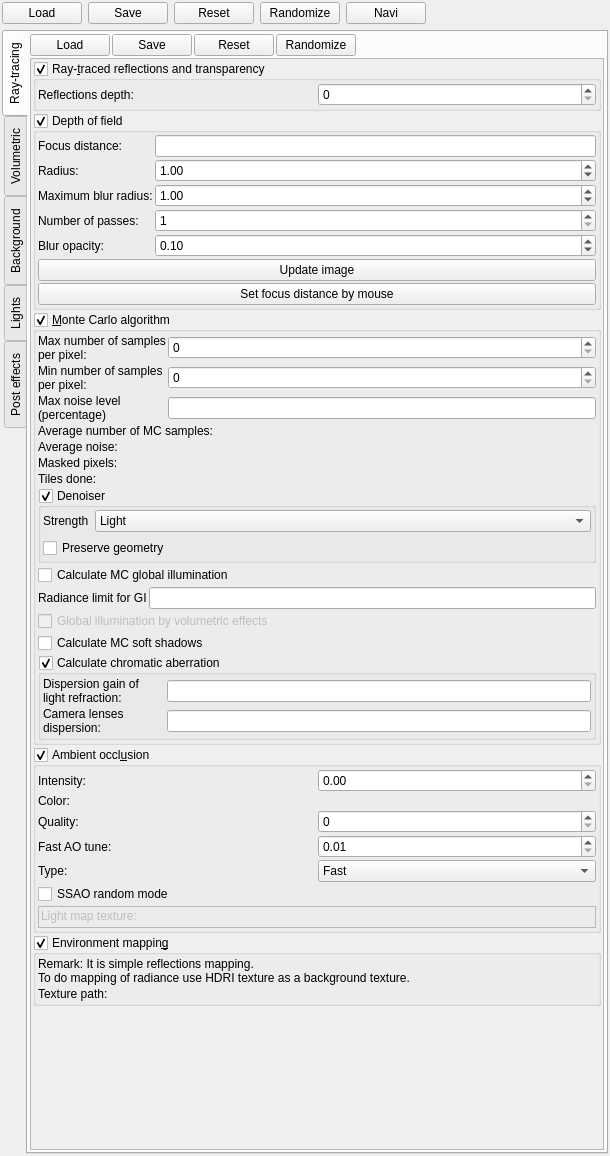
Qt form mandelbulber2/qt/dock_effects.ui (buddhi1980/mandelbulber2) before a commit.
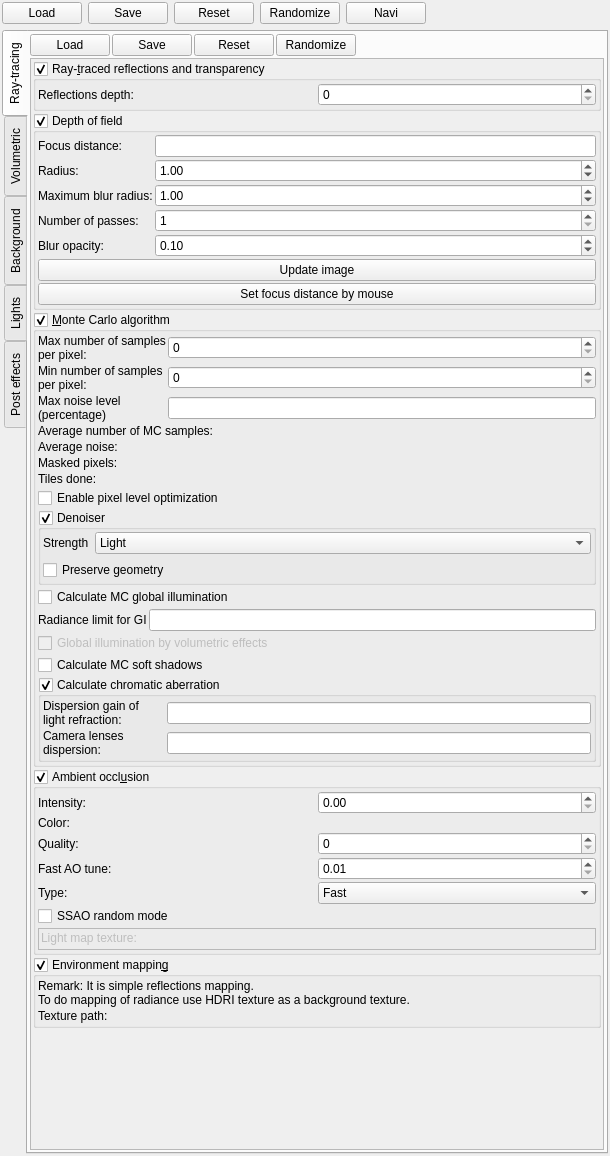
The same form after that commit. Icons and pictures are not drawn. Custom widgets are drawn as their Qt base class.

Commit message: Fixed bug in pixel level optimization of MC (there was not optimal pixel sequence)

```diff
--- a/mandelbulber2/qt/dock_effects.ui
+++ b/mandelbulber2/qt/dock_effects.ui
@@ -179,8 +179,8 @@
            <rect>
             <x>0</x>
             <y>0</y>
-            <width>573</width>
-            <height>1082</height>
+            <width>571</width>
+            <height>1078</height>
            </rect>
           </property>
           <layout class="QVBoxLayout" name="verticalLayout_34">
@@ -628,6 +628,22 @@
                 </item>
                </layout>
               </item>
+              <item>
+               <widget class="MyCheckBox" name="checkBox_MC_pixel_level_optimization">
+                <property name="sizePolicy">
+                 <sizepolicy hsizetype="Minimum" vsizetype="Maximum">
+                  <horstretch>0</horstretch>
+                  <verstretch>0</verstretch>
+                 </sizepolicy>
+                </property>
+                <property name="toolTip">
+                 <string>&lt;html&gt;&lt;head/&gt;&lt;body&gt;&lt;p&gt;Enables additonal optimization of MC rendering. The noise level is calculated separatelly for each pixel. If noise level is enough low, then the pixel is no longer calculated.&lt;/p&gt;&lt;p&gt;If the image is very noisy and there is low value of &lt;span style=&quot; font-style:italic;&quot;&gt;Min number of samples&lt;/span&gt;, then enabling this option can cause dark random pixels left on the image.&lt;/p&gt;&lt;/body&gt;&lt;/html&gt;</string>
+                </property>
+                <property name="text">
+                 <string>Enable pixel level optimization</string>
+                </property>
+               </widget>
+              </item>
               <item>
                <widget class="MyGroupBox" name="groupCheck_MC_denoiser_enable">
                 <property name="title">
```
Left out of the diff: 16 changed lines with no effect on the pictures. The commit also changes 7 other files.
